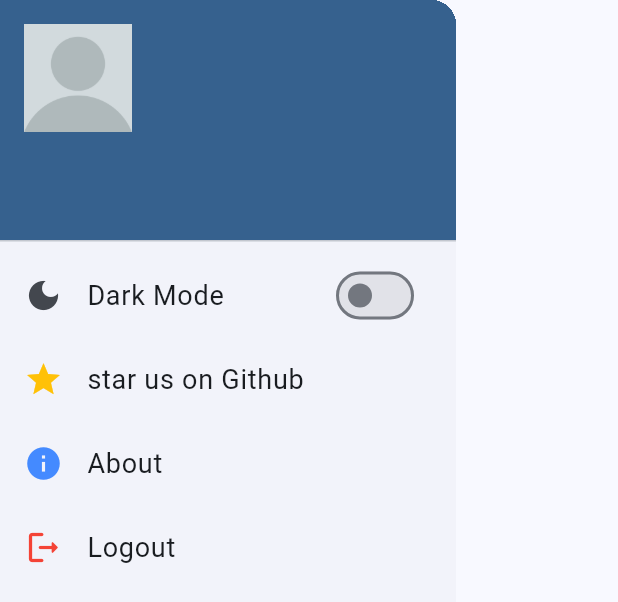
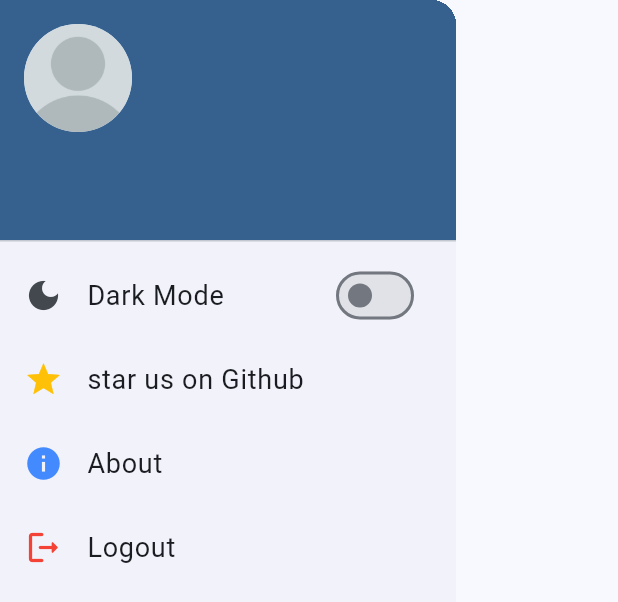
Before and after one commit to joshitha1808/planit, a Flutter app: the HomeDrawer widget shown alone on an empty page, opened directly, on a phone screen of 412 x 824 dp. Shown: the top 602 px of the screen. Run offline on Flutter 3.47's test engine with Material 3 defaults, Android fonts, the light colour scheme and no system bars; our stand-ins replace flutter_dotenv, flutter_riverpod, fpdart, riverpod_annotation, supabase_flutter; accounts and stored records are empty; generated files the repository leaves out were written again.

Commit message:
fix: Fix profile image shape in drawer

```diff
--- a/lib/views/widgets/home_drawer.dart
+++ b/lib/views/widgets/home_drawer.dart
@@ -61,7 +61,15 @@ class _HomeDrawerState extends ConsumerState<HomeDrawer> {
                     color: Theme.of(context).colorScheme.primary,
                   ),
                   currentAccountPicture: CircleAvatar(
-                    child: Image.asset("assets/profiles/default.png"),
+                    radius: 40,
+                    child: ClipOval(
+                      child: Image.asset(
+                        "assets/profiles/default.png",
+                        fit: BoxFit.cover,
+                        width: 80,
+                        height: 80,
+                      ),
+                    ),
                   ),
                 ),
 
```
